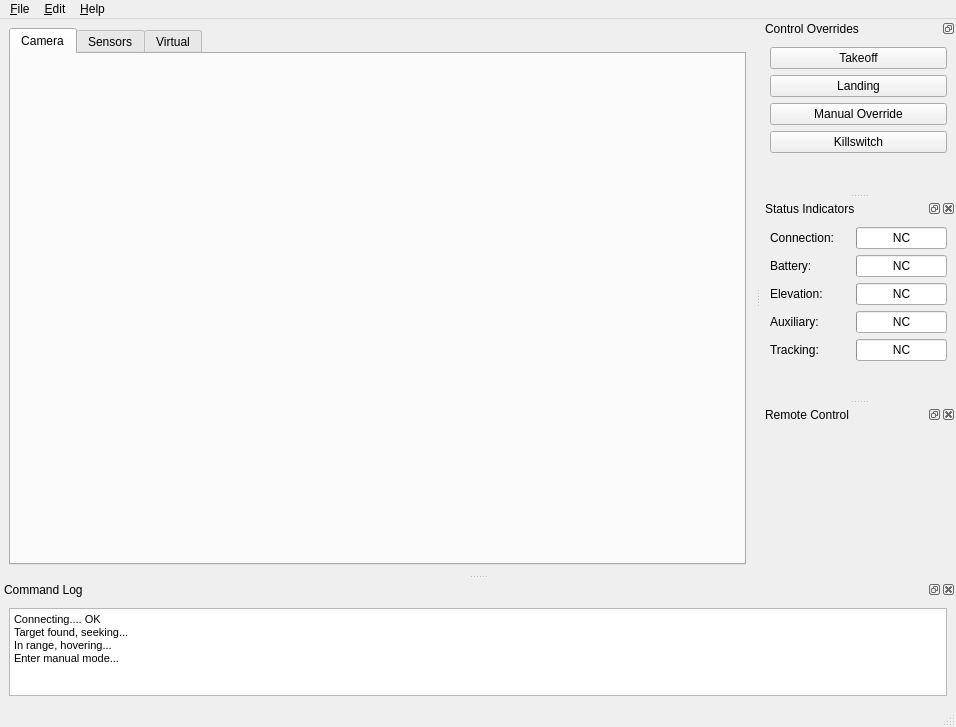
Qt form heliview/src/ApplicationFrame.ui (gcsmith/ktgt-uav-desktop) before a commit.
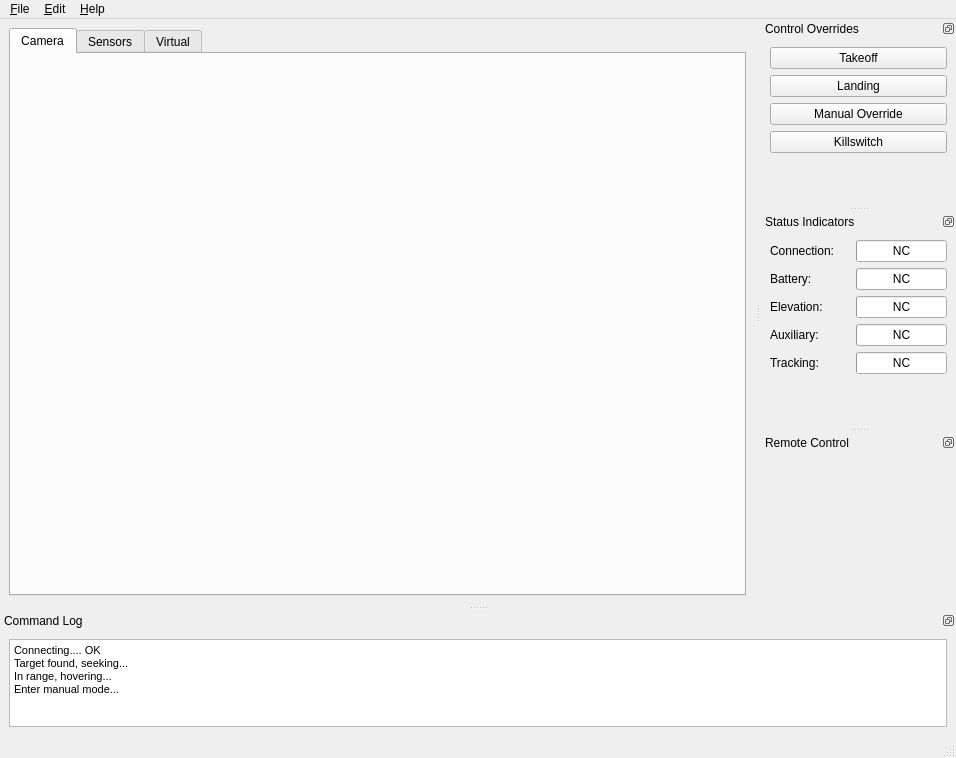
The same form after that commit. Icons and pictures are not drawn.

Commit message: ui fixes. add ConnectionDialog skeleton

What changed in the file:
```diff
--- a/heliview/src/ApplicationFrame.ui
+++ b/heliview/src/ApplicationFrame.ui
@@ -7,7 +7,7 @@
     <x>0</x>
     <y>0</y>
     <width>956</width>
-    <height>727</height>
+    <height>758</height>
    </rect>
   </property>
   <property name="windowTitle">
@@ -317,6 +317,9 @@
    </widget>
   </widget>
   <widget class="QDockWidget" name="dockWidget_4">
+   <property name="features">
+    <set>QDockWidget::DockWidgetFloatable|QDockWidget::DockWidgetMovable</set>
+   </property>
    <property name="windowTitle">
     <string>Status Indicators</string>
    </property>
@@ -555,6 +558,9 @@
      <height>125</height>
     </size>
    </property>
+   <property name="features">
+    <set>QDockWidget::DockWidgetFloatable|QDockWidget::DockWidgetMovable</set>
+   </property>
    <property name="windowTitle">
     <string>Command Log</string>
    </property>
@@ -602,6 +608,9 @@
    </widget>
   </widget>
   <widget class="QDockWidget" name="dockWidget_6">
+   <property name="features">
+    <set>QDockWidget::DockWidgetFloatable|QDockWidget::DockWidgetMovable</set>
+   </property>
    <property name="windowTitle">
     <string>Remote Control</string>
    </property>
```
Left out of the diff: 13 changed lines with no effect on the pictures. The commit also changes 1 other file.
